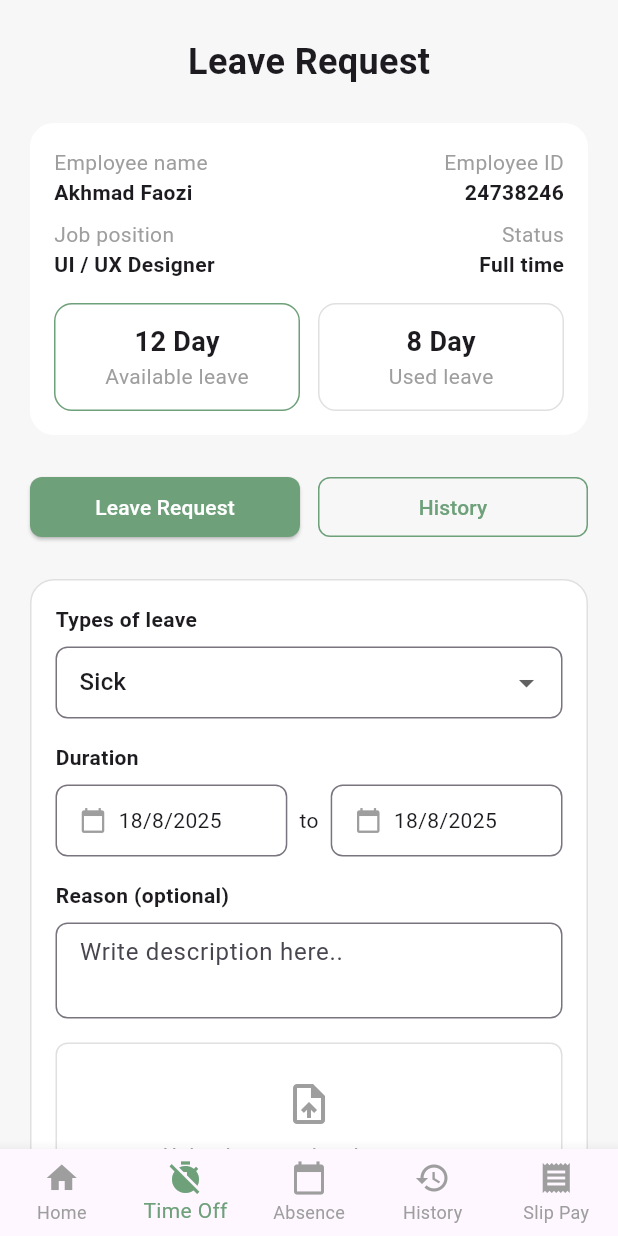
After one commit to nivyanbl/absensi_app, a Flutter app: the LeaveRequestPage screen opened directly, on a phone screen of 412 x 824 dp. The commit adds this screen. Run offline on Flutter 3.47's test engine with Material 3 defaults, Android fonts, the phone set to English and light mode, and no system bars; our stand-ins replace get; network calls fail.

Commit message:
refactor: add LeaveRequestPage and update main.dart imports

```diff
--- /dev/null
+++ b/lib/feature/presentation/page/leave_request_page.dart
@@ -0,0 +1,362 @@
+import 'package:flutter/material.dart';
+import 'package:employment_attendance/feature/presentation/page/dashboard_page.dart';
+
+class LeaveRequestPage extends StatefulWidget {
+  const LeaveRequestPage({super.key});
+
+  @override
+  State<LeaveRequestPage> createState() => _LeaveRequestPageState();
+}
+
+class _LeaveRequestPageState extends State<LeaveRequestPage> {
+  String selectedType = 'Sick';
+  DateTime startDate = DateTime.now();
+  DateTime endDate = DateTime.now();
+  TextEditingController reasonController = TextEditingController();
+
+  final List<String> leaveTypes = ['Sick', 'Annual leave', 'Other'];
+
+  Future<void> pickDate(BuildContext context, bool isStart) async {
+    final picked = await showDatePicker(
+      context: context,
+      initialDate: isStart ? startDate : endDate,
+      firstDate: DateTime(2020),
+      lastDate: DateTime(2100),
+    );
+    if (picked != null) {
+      setState(() {
+        if (isStart) {
+          startDate = picked;
+        } else {
+          endDate = picked;
+        }
+      });
+    }
+  }
+
+  @override
+  Widget build(BuildContext context) {
+    return Scaffold(
+      backgroundColor: const Color(0xFFF7F7F7),
+      body: SafeArea(
+        child: SingleChildScrollView(
+          child: Padding(
+            padding: const EdgeInsets.symmetric(horizontal: 20.0, vertical: 16),
+            child: Column(
+              crossAxisAlignment: CrossAxisAlignment.start,
+              children: [
+                const SizedBox(height: 8),
+                const Center(
+                  child: Text(
+                    'Leave Request',
+                    style: TextStyle(
+                      fontWeight: FontWeight.bold,
+                      fontSize: 24,
+                    ),
+                  ),
+                ),
+                const SizedBox(height: 24),
+                Container(
+                  padding: const EdgeInsets.all(16),
+                  decoration: BoxDecoration(
+                    color: Colors.white,
+                    borderRadius: BorderRadius.circular(16),
+                  ),
+                  child: Column(
+                    children: [
+                      Row(
+                        mainAxisAlignment: MainAxisAlignment.spaceBetween,
+                        children: const [
+                          Column(
+                            crossAxisAlignment: CrossAxisAlignment.start,
+                            children: [
+                              Text('Employee name',
+                                  style: TextStyle(color: Colors.grey)),
+                              Text('Akhmad Faozi',
+                                  style:
+                                      TextStyle(fontWeight: FontWeight.bold)),
+                              SizedBox(height: 8),
+                              Text('Job position',
+                                  style: TextStyle(color: Colors.grey)),
+                              Text('UI / UX Designer',
+                                  style:
+                                      TextStyle(fontWeight: FontWeight.bold)),
+                            ],
+                          ),
+                          Column(
+                            crossAxisAlignment: CrossAxisAlignment.end,
+                            children: [
+                              Text('Employee ID',
+                                  style: TextStyle(color: Colors.grey)),
+                              Text('24738246',
+                                  style:
+                                      TextStyle(fontWeight: FontWeight.bold)),
+                              SizedBox(height: 8),
+                              Text('Status',
+                                  style: TextStyle(color: Colors.grey)),
+                              Text('Full time',
+                                  style:
+                                      TextStyle(fontWeight: FontWeight.bold)),
+                            ],
+                          ),
+                        ],
+                      ),
+                      const SizedBox(height: 16),
+                      Row(
+                        children: [
+                          Expanded(
+                            child: Container(
+                              padding: const EdgeInsets.symmetric(vertical: 12),
+                              decoration: BoxDecoration(
+                                color: Colors.white,
+                                borderRadius: BorderRadius.circular(12),
+                                border: Border.all(color: Color(0xFF6EA07A)),
+                              ),
+                              child: Column(
+                                children: const [
+                                  Text('12 Day',
+                                      style: TextStyle(
+                                          fontWeight: FontWeight.bold,
+                                          fontSize: 18)),
+                                  Text('Available leave',
+                                      style: TextStyle(color: Colors.grey)),
+                                ],
+                              ),
+                            ),
+                          ),
+                          const SizedBox(width: 12),
+                          Expanded(
+                            child: Container(
+                              padding: const EdgeInsets.symmetric(vertical: 12),
+                              decoration: BoxDecoration(
+                                color: Colors.white,
+                                borderRadius: BorderRadius.circular(12),
+                                border: Border.all(color: Colors.black12),
+                              ),
+                              child: Column(
+                                children: const [
+                                  Text('8 Day',
+                                      style: TextStyle(
+                                          fontWeight: FontWeight.bold,
+                                          fontSize: 18)),
+                                  Text('Used leave',
+                                      style: TextStyle(color: Colors.grey)),
+                                ],
+                              ),
+                            ),
+                          ),
+                        ],
+                      ),
+                    ],
+                  ),
+                ),
+                const SizedBox(height: 24),
+                Row(
+                  children: [
+                    Expanded(
+                      child: ElevatedButton(
+                        onPressed: () {},
+                        style: ElevatedButton.styleFrom(
+                          backgroundColor: const Color(0xFF6EA07A),
+                          shape: RoundedRectangleBorder(
+                            borderRadius: BorderRadius.circular(8),
+                          ),
+                        ),
+                        child: const Text('Leave Request',
+                            style: TextStyle(color: Colors.white)),
+                      ),
+                    ),
+                    const SizedBox(width: 12),
+                    Expanded(
+                      child: OutlinedButton(
+                        onPressed: () {},
+                        style: OutlinedButton.styleFrom(
+                          side: const BorderSide(color: Color(0xFF6EA07A)),
+                          shape: RoundedRectangleBorder(
+                            borderRadius: BorderRadius.circular(8),
+                          ),
+                        ),
+                        child: const Text('History',
+                            style: TextStyle(color: Color(0xFF6EA07A))),
+                      ),
+                    ),
+                  ],
+                ),
+                const SizedBox(height: 24),
+                Container(
+                  padding: const EdgeInsets.all(16),
+                  decoration: BoxDecoration(
+                    color: Colors.white,
+                    borderRadius: BorderRadius.circular(16),
+                    border: Border.all(color: Colors.black12),
+                  ),
+                  child: Column(
+                    crossAxisAlignment: CrossAxisAlignment.start,
+                    children: [
+                      const Text('Types of leave',
+                          style: TextStyle(fontWeight: FontWeight.bold)),
+                      const SizedBox(height: 8),
+                      DropdownButtonFormField<String>(
+                        value: selectedType,
+                        items: leaveTypes.map((type) {
+                          return DropdownMenuItem(
+                            value: type,
+                            child: Text(type),
+                          );
+                        }).toList(),
+                        onChanged: (val) {
+                          setState(() {
+                            selectedType = val!;
+                          });
+                        },
+                        decoration: InputDecoration(
+                          border: OutlineInputBorder(
+                            borderRadius: BorderRadius.circular(8),
+                          ),
+                          contentPadding: const EdgeInsets.symmetric(
+                              horizontal: 12, vertical: 8),
+                        ),
+                      ),
+                      const SizedBox(height: 16),
+                      const Text('Duration',
+                          style: TextStyle(fontWeight: FontWeight.bold)),
+                      const SizedBox(height: 8),
+                      Row(
+                        children: [
+                          Expanded(
+                            child: InkWell(
+                              onTap: () => pickDate(context, true),
+                              child: InputDecorator(
+                                decoration: InputDecoration(
+                                  border: OutlineInputBorder(
+                                    borderRadius: BorderRadius.circular(8),
+                                  ),
+                                  contentPadding: const EdgeInsets.symmetric(
+                                      horizontal: 12, vertical: 8),
+                                ),
+                                child: Row(
+                                  children: [
+                                    const Icon(Icons.calendar_today,
+                                        size: 18, color: Colors.grey),
+                                    const SizedBox(width: 8),
+                                    Text(
+                                        '${startDate.day}/${startDate.month}/${startDate.year}'),
+                                  ],
+                                ),
+                              ),
+                            ),
+                          ),
+                          const SizedBox(width: 8),
+                          const Text('to'),
+                          const SizedBox(width: 8),
+                          Expanded(
+                            child: InkWell(
+                              onTap: () => pickDate(context, false),
+                              child: InputDecorator(
+                                decoration: InputDecoration(
+                                  border: OutlineInputBorder(
+                                    borderRadius: BorderRadius.circular(8),
+                                  ),
+                                  contentPadding: const EdgeInsets.symmetric(
+                                      horizontal: 12, vertical: 8),
+                                ),
+                                child: Row(
+                                  children: [
+                                    const Icon(Icons.calendar_today,
+                                        size: 18, color: Colors.grey),
+                                    const SizedBox(width: 8),
+                                    Text(
+                                        '${endDate.day}/${endDate.month}/${endDate.year}'),
+                                  ],
+                                ),
+                              ),
+                            ),
+                          ),
+                        ],
+                      ),
+                      const SizedBox(height: 16),
+                      const Text('Reason (optional)',
+                          style: TextStyle(fontWeight: FontWeight.bold)),
+                      const SizedBox(height: 8),
+                      TextField(
+                        controller: reasonController,
+                        maxLines: 2,
+                        decoration: InputDecoration(
+                          hintText: 'Write description here..',
+                          border: OutlineInputBorder(
+                            borderRadius: BorderRadius.circular(8),
+                          ),
+                          contentPadding: const EdgeInsets.symmetric(
+                              horizontal: 12, vertical: 8),
+                        ),
+                      ),
+                      const SizedBox(height: 16),
+                      Container(
+                        width: double.infinity,
+                        padding: const EdgeInsets.symmetric(vertical: 24),
+                        decoration: BoxDecoration(
+                          border: Border.all(color: Colors.black12),
+                          borderRadius: BorderRadius.circular(8),
+                        ),
+                        child: Column(
+                          children: const [
+                            Icon(Icons.upload_file,
+                                size: 32, color: Colors.grey),
+                            SizedBox(height: 8),
+                            Text('Upload supporting documents',
+                                style: TextStyle(color: Colors.grey)),
+                          ],
+                        ),
+                      ),
+                      const SizedBox(height: 16),
+                      SizedBox(
+                        width: double.infinity,
+                        child: ElevatedButton(
+                          onPressed: () {},
+                          style: ElevatedButton.styleFrom(
+                            backgroundColor: const Color(0xFF6EA07A),
+                            shape: RoundedRectangleBorder(
+                              borderRadius: BorderRadius.circular(8),
+                            ),
+                            padding: const EdgeInsets.symmetric(vertical: 14),
+                          ),
+                          child: const Text('Submit request',
+                              style: TextStyle(
+                                  color: Colors.white,
+                                  fontWeight: FontWeight.bold)),
+                        ),
+                      ),
+                    ],
+                  ),
+                ),
+              ],
+            ),
+          ),
+        ),
+      ),
+      bottomNavigationBar: BottomNavigationBar(
+        type: BottomNavigationBarType.fixed,
+        currentIndex: 1, // Time Off tab
+        selectedItemColor: const Color(0xFF6EA07A),
+        unselectedItemColor: Colors.grey,
+        onTap: (index) {
+          if (index == 0) {
+            Navigator.of(context).pushReplacement(
+              MaterialPageRoute(builder: (context) => const DashboardPage()),
+            );
+          }
+          // You can add navigation for other tabs if needed
+        },
+        items: const [
+          BottomNavigationBarItem(icon: Icon(Icons.home), label: 'Home'),
+          BottomNavigationBarItem(
+              icon: Icon(Icons.timer_off), label: 'Time Off'),
+          BottomNavigationBarItem(
+              icon: Icon(Icons.calendar_today), label: 'Absence'),
+          BottomNavigationBarItem(icon: Icon(Icons.history), label: 'History'),
+          BottomNavigationBarItem(icon: Icon(Icons.receipt), label: 'Slip Pay'),
+        ],
+      ),
+    );
+  }
+}
--- a/lib/main.dart
+++ b/lib/main.dart
@@ -1,6 +1,7 @@
 import 'package:flutter/material.dart';
 import 'package:get/get.dart';
 import 'feature/presentation/page/dashboard_page.dart';
+import 'feature/presentation/page/leave_request_page.dart';
 import 'feature/presentation/page/lms_page.dart';
 import 'feature/presentation/page/login_page.dart';
 import 'feature/presentation/page/register_page.dart';
```
